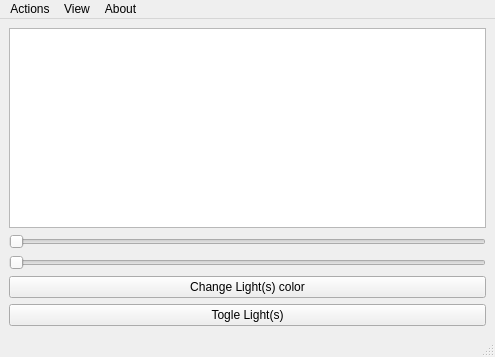
Qt form GUI/PhilipsHueGUI/mainwindow.ui (BOB450/OpenHue) before a commit.
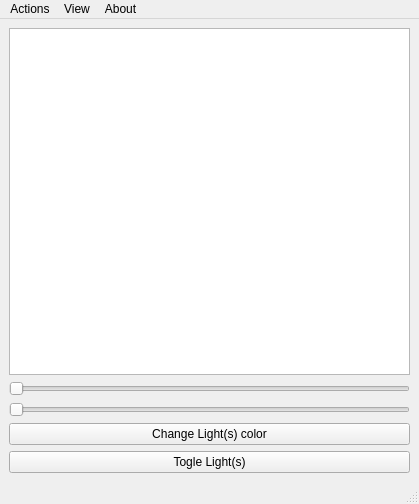
The same form after that commit.

Commit message: changed default  window size

```diff
--- a/GUI/PhilipsHueGUI/mainwindow.ui
+++ b/GUI/PhilipsHueGUI/mainwindow.ui
@@ -6,8 +6,8 @@
    <rect>
     <x>0</x>
     <y>0</y>
-    <width>495</width>
-    <height>357</height>
+    <width>419</width>
+    <height>504</height>
    </rect>
   </property>
   <property name="windowTitle">
@@ -88,7 +88,7 @@
     <rect>
      <x>0</x>
      <y>0</y>
-     <width>495</width>
+     <width>419</width>
      <height>23</height>
     </rect>
    </property>
```
